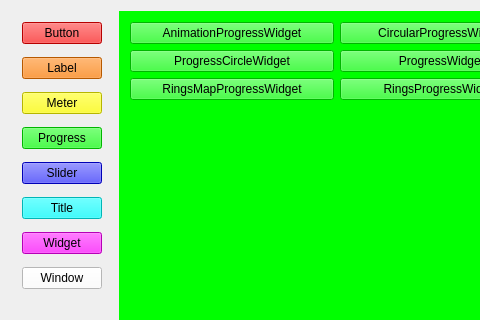
Greedysky/TTKWidgetTools, file TTKExample/mainwindow.ui: the form before one commit; both pictures show x 0 to 480 and y 0 to 320 of the 775 by 420 pixel window.
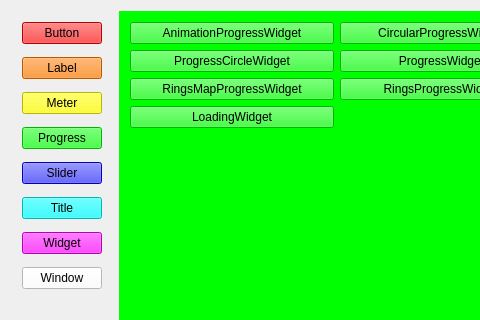
The form after the commit. The open tabs and pages were chosen to show the change. Icons and pictures are not drawn.

Commit message: Add loading progress widget[614955]

```diff
--- a/TTKExample/mainwindow.ui
+++ b/TTKExample/mainwindow.ui
@@ -390,6 +390,13 @@
          </widget>
         </item>
         <item row="3" column="0">
+         <widget class="QPushButton" name="loadingWidget">
+          <property name="text">
+           <string>LoadingWidget</string>
+          </property>
+         </widget>
+        </item>
+        <item row="4" column="0">
          <spacer name="verticalSpacer_4">
           <property name="orientation">
            <enum>Qt::Vertical</enum>
```
The commit also changes 17 other files.
